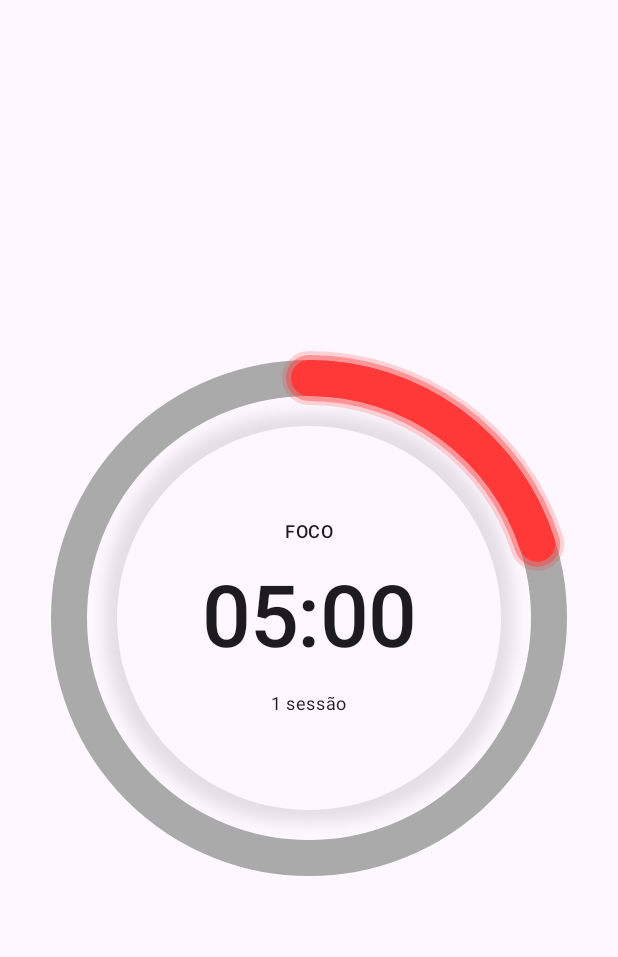
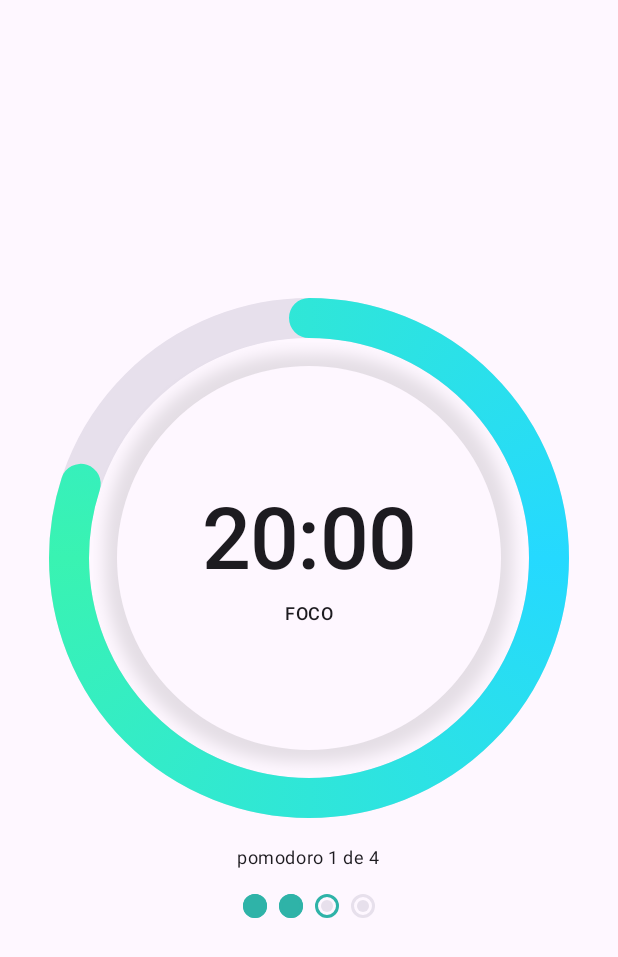
Before and after one commit to JoseLeandroNascimento/full-focus, an Android app built with Jetpack Compose: the screen it shows after launch (MainActivity), on a phone screen of 412 x 824 dp. Shown: the top 957 px of the screen. Run offline under Robolectric (Android 15) with nearby library versions, the light colour scheme and no system bars; our stand-ins replace Navigation 3.

Commit message:
fet: progresso do pomodoro

```diff
--- a/app/build.gradle.kts
+++ b/app/build.gradle.kts
@@ -38,6 +38,9 @@ android {
 
 dependencies {
 
+    implementation(libs.androidx.constraintlayout)
+    implementation(libs.androidx.constraintlayout.compose)
+
     implementation(platform(libs.koin.bom))
     implementation(libs.koin.android)
     implementation(libs.koin.compose.viewmodel)
--- a/app/src/main/java/com/joseleandro/fullfocus/ui/component/FullFocusPomodoroTime.kt
+++ b/app/src/main/java/com/joseleandro/fullfocus/ui/component/FullFocusPomodoroTime.kt
@@ -18,6 +18,7 @@ import androidx.compose.runtime.getValue
 import androidx.compose.ui.Alignment
 import androidx.compose.ui.Modifier
 import androidx.compose.ui.draw.dropShadow
+import androidx.compose.ui.graphics.Brush
 import androidx.compose.ui.graphics.Color
 import androidx.compose.ui.graphics.StrokeCap
 import androidx.compose.ui.graphics.drawscope.Stroke
@@ -28,13 +29,10 @@ import androidx.compose.ui.tooling.preview.Preview
 import androidx.compose.ui.unit.Dp
 import androidx.compose.ui.unit.DpOffset
 import androidx.compose.ui.unit.dp
-import com.joseleandro.fullfocus.R
 import com.joseleandro.fullfocus.domain.model.PomodoroState
 import com.joseleandro.fullfocus.ui.theme.FullFocusTheme
 
-private const val POMODORO_TIME_WIDTH_STROKE = 36f
-private const val POMODORO_TIME_PROGRESS_BAR_BACKGROUND_COLOR = 0XFFAAAAAA
-private const val POMODORO_TIME_PROGRESS_BAR_COLOR = 0XFFFF3838
+private const val POMODORO_TIME_WIDTH_STROKE = 40f
 
 @Composable
 fun FullFocusPomodoroTime(
@@ -80,18 +78,11 @@ fun FullFocusPomodoroTime(
             Column(
                 modifier = Modifier.fillMaxSize(),
                 verticalArrangement = Arrangement.spacedBy(
-                    space = 16.dp,
+                    space = 8.dp,
                     alignment = Alignment.CenterVertically
                 ),
                 horizontalAlignment = Alignment.CenterHorizontally
             ) {
-
-                Text(
-                    text = stringResource(id = state.labelRes).uppercase(),
-                    style = MaterialTheme.typography.bodySmall.copy(
-                        fontWeight = FontWeight.Medium
-                    )
-                )
 
                 Text(
                     text = currentTime.formattedTimer(),
@@ -102,8 +93,10 @@ fun FullFocusPomodoroTime(
                 )
 
                 Text(
-                    text = stringResource(R.string.index_sessao, 1),
-                    style = MaterialTheme.typography.bodySmall
+                    text = stringResource(id = state.labelRes).uppercase(),
+                    style = MaterialTheme.typography.bodySmall.copy(
+                        fontWeight = FontWeight.Medium
+                    )
                 )
             }
         }
@@ -121,13 +114,16 @@ private fun Long.formattedTimer(): String {
 
 @Composable
 private fun FullFocusPomodoroTimeBackgroundBar(modifier: Modifier = Modifier) {
+
+    val timeProgressBarBackground = MaterialTheme.colorScheme.surfaceVariant
+
     Canvas(
         modifier = modifier.fillMaxSize()
     ) {
 
         drawArc(
             startAngle = 90f,
-            color = Color(POMODORO_TIME_PROGRESS_BAR_BACKGROUND_COLOR),
+            color = timeProgressBarBackground,
             sweepAngle = 360f,
             useCenter = false,
             style = Stroke(
@@ -151,29 +147,13 @@ private fun FullFocusPomodoroTimeProgressBar(
 
         drawArc(
             startAngle = -90f,
-            color = Color(POMODORO_TIME_PROGRESS_BAR_COLOR).copy(alpha = .2f),
-            sweepAngle = progress * 360,
-            useCenter = false,
-            style = Stroke(
-                width = POMODORO_TIME_WIDTH_STROKE + 18f,
-                cap = StrokeCap.Round
-            )
-        )
-
-        drawArc(
-            startAngle = -90f,
-            color = Color(POMODORO_TIME_PROGRESS_BAR_COLOR).copy(alpha = .4f),
-            sweepAngle = progress * 360,
-            useCenter = false,
-            style = Stroke(
-                width = POMODORO_TIME_WIDTH_STROKE + 10f,
-                cap = StrokeCap.Round
-            )
-        )
-
-        drawArc(
-            startAngle = -90f,
-            color = Color(POMODORO_TIME_PROGRESS_BAR_COLOR),
+            brush = Brush.sweepGradient(
+                colors = listOf(
+                    Color(0xFF25D9FF),
+                    Color(0xFF39F3B2),
+                    Color(0xFF25D9FF)
+                )
+            ),
             sweepAngle = progress * 360,
             useCenter = false,
             style = Stroke(
@@ -192,7 +172,7 @@ private fun FullFocusPomodoroTimeLightPreview() {
         darkTheme = false
     ) {
         FullFocusPomodoroTime(
-            progress = .5f,
+            progress = .8f,
             state = PomodoroState.FOCUS,
             timeTotal = 25 * 60 * 1000
         )
--- /dev/null
+++ b/app/src/main/java/com/joseleandro/fullfocus/ui/component/FullFocusRadioProgressPomodoroIndicator.kt
@@ -0,0 +1,149 @@
+package com.joseleandro.fullfocus.ui.component
+
+import androidx.compose.animation.animateColor
+import androidx.compose.animation.core.animateDp
+import androidx.compose.animation.core.updateTransition
+import androidx.compose.foundation.background
+import androidx.compose.foundation.border
+import androidx.compose.foundation.layout.Arrangement
+import androidx.compose.foundation.layout.Box
+import androidx.compose.foundation.layout.Row
+import androidx.compose.foundation.layout.fillMaxWidth
+import androidx.compose.foundation.layout.padding
+import androidx.compose.foundation.layout.size
+import androidx.compose.foundation.shape.CircleShape
+import androidx.compose.material3.MaterialTheme
+import androidx.compose.runtime.Composable
+import androidx.compose.runtime.getValue
+import androidx.compose.ui.Alignment
+import androidx.compose.ui.Modifier
+import androidx.compose.ui.graphics.Color
+import androidx.compose.ui.tooling.preview.Preview
+import androidx.compose.ui.unit.dp
+import com.joseleandro.fullfocus.ui.theme.FullFocusTheme
+
+@Composable
+fun FullFocusRadioProgressPomodoroIndicator(
+    modifier: Modifier = Modifier,
+    indexCurrent: Int = 1,
+    totalPomodoros: Int = 4
+) {
+
+    Row(
+        modifier = modifier.fillMaxWidth(),
+        verticalAlignment = Alignment.CenterVertically,
+        horizontalArrangement = Arrangement.spacedBy(
+            space = 8.dp,
+            alignment = Alignment.CenterHorizontally
+        )
+    ) {
+
+        (1..totalPomodoros).forEach { index ->
+            RadioBoxIndicator(
+                enabled = index <= indexCurrent,
+                selected = index < indexCurrent
+            )
+        }
+    }
+}
+
+private enum class RadioBoxIndicatorState {
+    DISABLED,
+    ENABLED,
+    SELECTED
+}
+
+@Composable
+private fun RadioBoxIndicator(
+    modifier: Modifier = Modifier,
+    enabled: Boolean = true,
+    selected: Boolean = false
+) {
+
+    val state = when {
+        !enabled && !selected -> RadioBoxIndicatorState.DISABLED
+        selected -> RadioBoxIndicatorState.SELECTED
+        else -> RadioBoxIndicatorState.ENABLED
+    }
+
+    val transition = updateTransition(
+        targetState = state,
+        label = "radio_box_indicator_transition"
+    )
+
+    val borderColor by transition.animateColor(
+        label = "border_color"
+    ) {
+        when (it) {
+            RadioBoxIndicatorState.DISABLED -> MaterialTheme.colorScheme.surfaceVariant
+            RadioBoxIndicatorState.ENABLED -> Color(0xFF2FB3A8)
+            RadioBoxIndicatorState.SELECTED -> Color(0xFF2FB3A8)
+        }
+    }
+
+    val backgroundColor by transition.animateColor(
+        label = "background_color"
+    ) {
+        when (it) {
+            RadioBoxIndicatorState.DISABLED -> MaterialTheme.colorScheme.surfaceVariant
+            RadioBoxIndicatorState.ENABLED -> MaterialTheme.colorScheme.surfaceVariant
+            RadioBoxIndicatorState.SELECTED -> Color(0xFF2FB3A8)
+        }
+    }
+
+    val padding by transition.animateDp(
+        label = "padding_radio"
+    ) {
+        when (it) {
+            RadioBoxIndicatorState.DISABLED -> 4.dp
+            RadioBoxIndicatorState.ENABLED -> 4.dp
+            RadioBoxIndicatorState.SELECTED -> 0.dp
+        }
+    }
+
+    Box(
+        modifier = modifier
+            .size(16.dp)
+            .border(
+                width = 2.dp,
+                color = borderColor,
+                shape = CircleShape
+            )
+            .padding(padding),
+    ) {
+        Box(
+            modifier = Modifier
+                .matchParentSize()
+                .background(
+                    color = backgroundColor,
+                    shape = CircleShape
+                )
+        ) {
+
+        }
+    }
+}
+
+@Preview
+@Composable
+private fun FullFocusRadioProgressPomodoroLightPreview() {
+    FullFocusTheme(
+        dynamicColor = false,
+        darkTheme = false
+    ) {
+        FullFocusRadioProgressPomodoroIndicator(
+            indexCurrent = 2
+        )
+    }
+}
+
+@Preview
+@Composable
+private fun FullFocusRadioProgressPomodoroDarkPreview() {
+    FullFocusTheme(
+        dynamicColor = false,
+        darkTheme = true
+    ) {
+        FullFocusRadioProgressPomodoroIndicator()
+    }
+}
--- a/app/src/main/java/com/joseleandro/fullfocus/ui/screen/pomodoro/PomodoroScreen.kt
+++ b/app/src/main/java/com/joseleandro/fullfocus/ui/screen/pomodoro/PomodoroScreen.kt
@@ -4,32 +4,60 @@ import androidx.compose.foundation.layout.Arrangement
 import androidx.compose.foundation.layout.Column
 import androidx.compose.foundation.layout.fillMaxSize
 import androidx.compose.foundation.layout.padding
+import androidx.compose.material3.MaterialTheme
 import androidx.compose.material3.Scaffold
+import androidx.compose.material3.Text
 import androidx.compose.runtime.Composable
 import androidx.compose.ui.Alignment
 import androidx.compose.ui.Modifier
 import androidx.compose.ui.tooling.preview.Preview
+import androidx.compose.ui.unit.dp
 import com.joseleandro.fullfocus.domain.model.PomodoroState
 import com.joseleandro.fullfocus.ui.component.FullFocusPomodoroTime
+import com.joseleandro.fullfocus.ui.component.FullFocusRadioProgressPomodoroIndicator
 import com.joseleandro.fullfocus.ui.theme.FullFocusTheme
 
 @Composable
 fun PomodoroScreen() {
     Scaffold(
     ) { innerPadding ->
+
         Column(
             modifier = Modifier
                 .padding(innerPadding)
                 .fillMaxSize(),
-            verticalArrangement = Arrangement.Center,
+            verticalArrangement = Arrangement.spacedBy(
+                space = 32.dp,
+                alignment = Alignment.CenterVertically
+            ),
             horizontalAlignment = Alignment.CenterHorizontally
         ) {
 
             FullFocusPomodoroTime(
-                progress = .2f,
+                progress = .8f,
                 state = PomodoroState.FOCUS,
                 timeTotal = 25 * 60 * 1000
             )
+
+            Column(
+                horizontalAlignment = Alignment.CenterHorizontally,
+                verticalArrangement = Arrangement.spacedBy(
+                    space = 16.dp,
+                    alignment = Alignment.CenterVertically
+                )
+            ) {
+
+                Text(
+                    text = "pomodoro 1 de 4",
+                    style = MaterialTheme.typography.bodySmall
+                )
+
+                FullFocusRadioProgressPomodoroIndicator(
+                    indexCurrent = 3,
+                    totalPomodoros = 4
+                )
+            }
+
         }
     }
 }
--- a/gradle/libs.versions.toml
+++ b/gradle/libs.versions.toml
@@ -1,5 +1,7 @@
 [versions]
 agp = "9.2.1"
+constraintlayout = "2.2.1"
+constraintlayoutCompose = "1.1.1"
 coreKtx = "1.18.0"
 junit = "4.13.2"
 junitVersion = "1.3.0"
@@ -16,6 +18,8 @@ kotlinxSerializationCore = "1.11.0"
 material3AdaptiveNav3 = "1.3.0-beta01"
 
 [libraries]
+androidx-constraintlayout = { module = "androidx.constraintlayout:constraintlayout", version.ref = "constraintlayout" }
+androidx-constraintlayout-compose = { module = "androidx.constraintlayout:constraintlayout-compose", version.ref = "constraintlayoutCompose" }
 androidx-core-ktx = { group = "androidx.core", name = "core-ktx", version.ref = "coreKtx" }
 junit = { group = "junit", name = "junit", version.ref = "junit" }
 androidx-junit = { group = "androidx.test.ext", name = "junit", version.ref = "junitVersion" }
```
